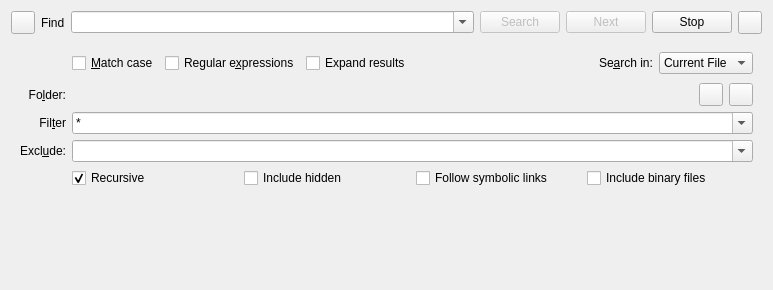
Qt form addons/search/search.ui (KDE/kate) before a commit.
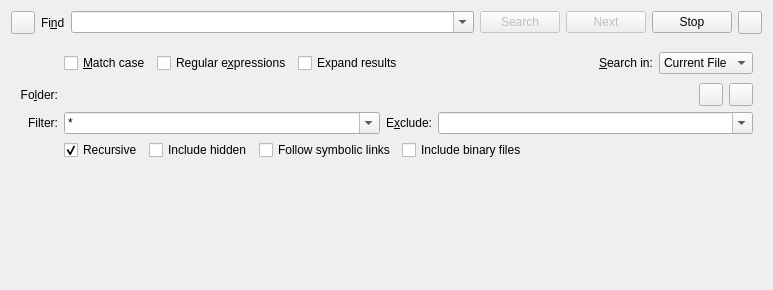
The same form after that commit. Custom widgets are drawn as their Qt base class.

Commit message: play around bit more with search in files layou

The edit to the form file:
```diff
--- a/addons/search/search.ui
+++ b/addons/search/search.ui
@@ -10,6 +10,12 @@
     <height>290</height>
    </rect>
   </property>
+  <property name="sizePolicy">
+   <sizepolicy hsizetype="MinimumExpanding" vsizetype="Preferred">
+    <horstretch>0</horstretch>
+    <verstretch>0</verstretch>
+   </sizepolicy>
+  </property>
   <property name="windowTitle">
    <string>Form</string>
   </property>
@@ -22,7 +28,7 @@
      <item>
       <widget class="QLabel" name="findLabel">
        <property name="text">
-        <string>Find</string>
+        <string>Fi&amp;nd</string>
        </property>
        <property name="buddy">
         <cstring>searchCombo</cstring>
@@ -93,20 +99,64 @@
       <layout class="QHBoxLayout" name="horizontalLayout_4">
        <item>
         <layout class="QGridLayout" name="gridLayout_2">
-         <item row="2" column="0">
-          <widget class="QLabel" name="filterLabel">
-           <property name="text">
-            <string>Fil&amp;ter</string>
-           </property>
-           <property name="alignment">
-            <set>Qt::AlignRight|Qt::AlignTrailing|Qt::AlignVCenter</set>
-           </property>
-           <property name="buddy">
-            <cstring>filterCombo</cstring>
-           </property>
-          </widget>
+         <item row="2" column="1">
+          <layout class="QHBoxLayout" name="horizontalLayout_6">
+           <item>
+            <widget class="KComboBox" name="filterCombo">
+             <property name="sizePolicy">
+              <sizepolicy hsizetype="MinimumExpanding" vsizetype="Fixed">
+               <horstretch>0</horstretch>
+               <verstretch>0</verstretch>
+              </sizepolicy>
+             </property>
+             <property name="editable">
+              <bool>true</bool>
+             </property>
+             <property name="insertPolicy">
+              <enum>QComboBox::InsertAtTop</enum>
+             </property>
+             <item>
+              <property name="text">
+               <string>*</string>
+              </property>
+             </item>
+            </widget>
+           </item>
+           <item>
+            <widget class="QLabel" name="excludeLabel">
+             <property name="sizePolicy">
+              <sizepolicy hsizetype="Minimum" vsizetype="Preferred">
+               <horstretch>0</horstretch>
+               <verstretch>0</verstretch>
+              </sizepolicy>
+             </property>
+             <property name="text">
+              <string>E&amp;xclude:</string>
+             </property>
+             <property name="alignment">
+              <set>Qt::AlignRight|Qt::AlignTrailing|Qt::AlignVCenter</set>
+             </property>
+             <property name="buddy">
+              <cstring>excludeCombo</cstring>
+             </property>
+            </widget>
+           </item>
+           <item>
+            <widget class="KComboBox" name="excludeCombo">
+             <property name="sizePolicy">
+              <sizepolicy hsizetype="MinimumExpanding" vsizetype="Fixed">
+               <horstretch>0</horstretch>
+               <verstretch>0</verstretch>
+              </sizepolicy>
+             </property>
+             <property name="editable">
+              <bool>true</bool>
+             </property>
+            </widget>
+           </item>
+          </layout>
          </item>
-         <item row="4" column="1">
+         <item row="3" column="1">
           <layout class="QHBoxLayout" name="horizontalLayout_2">
            <item>
             <widget class="QCheckBox" name="recursiveCheckBox">
@@ -139,6 +189,19 @@
              </property>
             </widget>
            </item>
+           <item>
+            <spacer name="horizontalSpacer_2">
+             <property name="orientation">
+              <enum>Qt::Horizontal</enum>
+             </property>
+             <property name="sizeHint" stdset="0">
+              <size>
+               <width>40</width>
+               <height>20</height>
+              </size>
+             </property>
+            </spacer>
+           </item>
           </layout>
          </item>
          <item row="1" column="0">
@@ -157,9 +220,7 @@
          <item row="1" column="1">
           <layout class="QHBoxLayout" name="horizontalLayout_3">
            <item>
-            <widget class="KUrlComboRequester" name="folderRequester">
-             <zorder>layoutWidget</zorder>
-            </widget>
+            <widget class="KUrlComboRequester" name="folderRequester"/>
            </item>
            <item>
             <widget class="QToolButton" name="folderUpButton">
@@ -195,7 +256,7 @@
            <item row="0" column="4">
             <widget class="QLabel" name="label">
              <property name="text">
-              <string>Se&amp;arch in:</string>
+              <string>&amp;Search in:</string>
              </property>
              <property name="buddy">
               <cstring>searchPlaceCombo</cstring>
@@ -244,42 +305,7 @@
            </item>
           </layout>
          </item>
-         <item row="3" column="0">
-          <widget class="QLabel" name="excludeLabel">
-           <property name="text">
-            <string>Excl&amp;ude:</string>
-           </property>
-           <property name="alignment">
-            <set>Qt::AlignRight|Qt::AlignTrailing|Qt::AlignVCenter</set>
-           </property>
-           <property name="buddy">
-            <cstring>excludeCombo</cstring>
-           </property>
-          </widget>
-         </item>
-         <item row="3" column="1">
-          <widget class="KComboBox" name="excludeCombo">
-           <property name="editable">
-            <bool>true</bool>
-           </property>
-          </widget>
-         </item>
-         <item row="2" column="1">
-          <widget class="KComboBox" name="filterCombo">
-           <property name="editable">
-            <bool>true</bool>
-           </property>
-           <property name="insertPolicy">
-            <enum>QComboBox::InsertAtTop</enum>
-           </property>
-           <item>
-            <property name="text">
-             <string>*</string>
-            </property>
-           </item>
-          </widget>
-         </item>
-         <item row="5" column="1">
+         <item row="4" column="1">
           <spacer name="verticalSpacer">
            <property name="orientation">
             <enum>Qt::Vertical</enum>
@@ -292,6 +318,16 @@
            </property>
           </spacer>
          </item>
+         <item row="2" column="0">
+          <widget class="QLabel" name="filterLabel">
+           <property name="text">
+            <string>Filter:</string>
+           </property>
+           <property name="alignment">
+            <set>Qt::AlignRight|Qt::AlignTrailing|Qt::AlignVCenter</set>
+           </property>
+          </widget>
+         </item>
         </layout>
        </item>
       </layout>
@@ -315,14 +351,9 @@
   </layout>
  </widget>
  <customwidgets>
-  <customwidget>
-   <class>KComboBox</class>
-   <extends>QComboBox</extends>
-   <header>kcombobox.h</header>
-  </customwidget>
   <customwidget>
    <class>KUrlRequester</class>
-   <extends>QFrame</extends>
+   <extends>QWidget</extends>
    <header>kurlrequester.h</header>
    <container>1</container>
   </customwidget>
@@ -332,6 +363,11 @@
    <header>kurlrequester.h</header>
    <container>1</container>
   </customwidget>
+  <customwidget>
+   <class>KComboBox</class>
+   <extends>QComboBox</extends>
+   <header>kcombobox.h</header>
+  </customwidget>
  </customwidgets>
  <resources/>
  <connections/>
```
